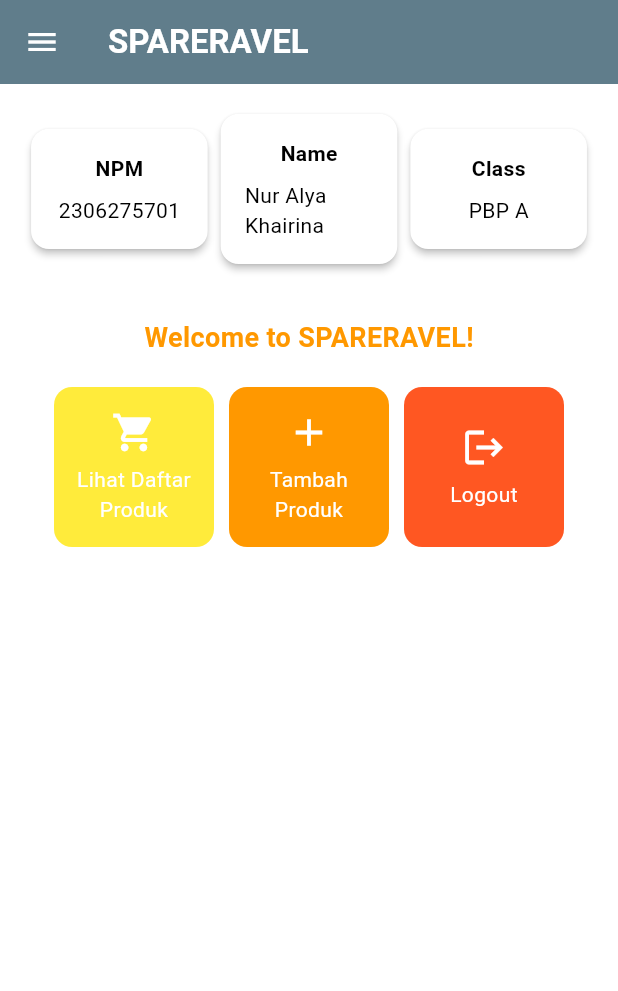
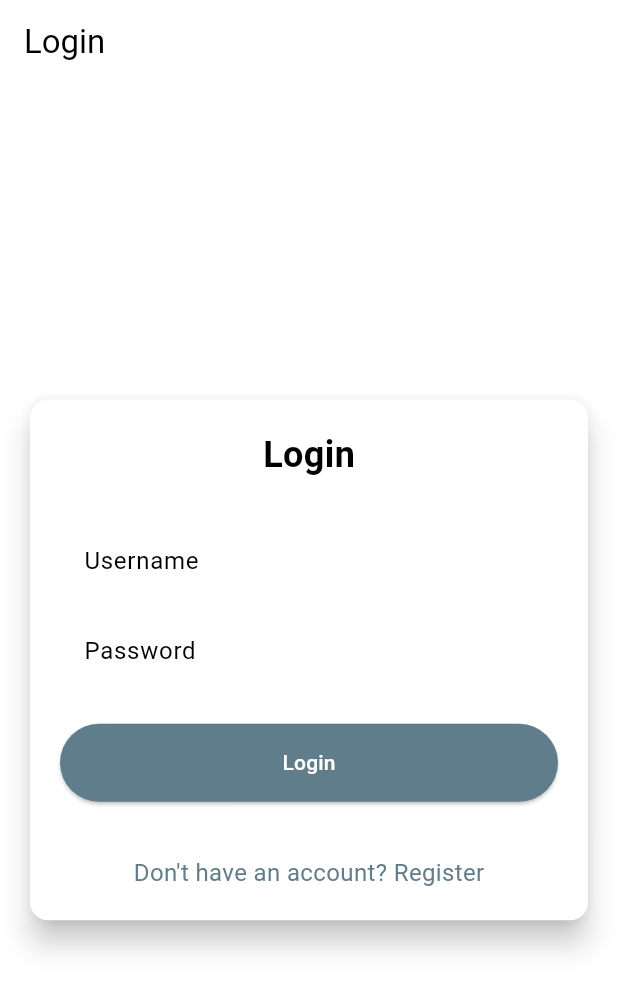
Before and after one commit to nraykhn/SPARERAVEL-mobile, a Flutter app: the screen it shows after launch, on a phone screen of 412 x 824 dp. Shown: the top 991 px of the screen. Run offline on Flutter 3.47's test engine with Material 3 defaults, Android fonts, the phone set to English and light mode, and no system bars; missing offline and left inert: pbp_django_auth.

Commit message:
Menyelesaikan Tugas 9

```diff
--- a/lib/main.dart
+++ b/lib/main.dart
@@ -1,4 +1,7 @@
 import 'package:flutter/material.dart';
+import 'package:pbp_django_auth/pbp_django_auth.dart';
+import 'package:provider/provider.dart';
+import 'package:spareravel_mobile/screen/login.dart';
 import 'package:spareravel_mobile/screen/menu.dart';
 
 void main() {
@@ -11,30 +14,21 @@
   // This widget is the root of your application.
   @override
   Widget build(BuildContext context) {
-    return MaterialApp(
-      title: 'Flutter Demo',
+    return Provider(
+      create: (_) {
+        CookieRequest request = CookieRequest();
+        return request;
+      },
+      child: MaterialApp(
+      title: 'SPARERAVEL',
       theme: ThemeData(
-        // This is the theme of your application.
-        //
-        // TRY THIS: Try running your application with "flutter run". You'll see
-        // the application has a purple toolbar. Then, without quitting the app,
-        // try changing the seedColor in the colorScheme below to Colors.green
-        // and then invoke "hot reload" (save your changes or press the "hot
-        // reload" button in a Flutter-supported IDE, or press "r" if you used
-        // the command line to start the app).
-        //
-        // Notice that the counter didn't reset back to zero; the application
-        // state is not lost during the reload. To reset the state, use hot
-        // restart instead.
-        //
-        // This works for code too, not just values: Most code changes can be
-        // tested with just a hot reload.
         colorScheme: ColorScheme.fromSwatch(
           primarySwatch: Colors.blueGrey,  // Warna latar belakang utama
         ).copyWith(secondary: Colors.deepPurple[400]),
         useMaterial3: true,
       ),
-      home: MyHomePage(),
+      home: const LoginPage()
+      )
     );
   }
 }
--- /dev/null
+++ b/lib/screen/login.dart
@@ -0,0 +1,181 @@
+import 'package:spareravel_mobile/screen/menu.dart';
+import 'package:flutter/material.dart';
+import 'package:pbp_django_auth/pbp_django_auth.dart';
+import 'package:provider/provider.dart';
+import 'package:spareravel_mobile/screen/register.dart';
+
+void main() {
+  runApp(const LoginApp());
+}
+
+class LoginApp extends StatelessWidget {
+  const LoginApp({super.key});
+
+  @override
+  Widget build(BuildContext context) {
+    return MaterialApp(
+      title: 'Login',
+      theme: ThemeData(
+        useMaterial3: true,
+        colorScheme: ColorScheme.fromSwatch(
+          primarySwatch: Colors.deepPurple,
+        ).copyWith(secondary: Colors.deepPurple[400]),
+      ),
+      home: const LoginPage(),
+    );
+  }
+}
+
+class LoginPage extends StatefulWidget {
+  const LoginPage({super.key});
+
+  @override
+  State<LoginPage> createState() => _LoginPageState();
+}
+
+class _LoginPageState extends State<LoginPage> {
+  final TextEditingController _usernameController = TextEditingController();
+  final TextEditingController _passwordController = TextEditingController();
+
+  @override
+  Widget build(BuildContext context) {
+    final request = context.watch<CookieRequest>();
+
+    return Scaffold(
+      appBar: AppBar(
+        title: const Text('Login'),
+      ),
+      body: Center(
+        child: SingleChildScrollView(
+          padding: const EdgeInsets.all(16.0),
+          child: Card(
+            elevation: 8,
+            shape: RoundedRectangleBorder(
+              borderRadius: BorderRadius.circular(12.0),
+            ),
+            child: Padding(
+              padding: const EdgeInsets.all(20.0),
+              child: Column(
+                mainAxisSize: MainAxisSize.min,
+                children: [
+                  const Text(
+                    'Login',
+                    style: TextStyle(
+                      fontSize: 24.0,
+                      fontWeight: FontWeight.bold,
+                    ),
+                  ),
+                  const SizedBox(height: 30.0),
+                  TextField(
+                    controller: _usernameController,
+                    decoration: const InputDecoration(
+                      labelText: 'Username',
+                      hintText: 'Enter your username',
+                      border: OutlineInputBorder(
+                        borderRadius: BorderRadius.all(Radius.circular(12.0)),
+                      ),
+                      contentPadding:
+                          EdgeInsets.symmetric(horizontal: 12.0, vertical: 8.0),
+                    ),
+                  ),
+                  const SizedBox(height: 12.0),
+                  TextField(
+                    controller: _passwordController,
+                    decoration: const InputDecoration(
+                      labelText: 'Password',
+                      hintText: 'Enter your password',
+                      border: OutlineInputBorder(
+                        borderRadius: BorderRadius.all(Radius.circular(12.0)),
+                      ),
+                      contentPadding:
+                          EdgeInsets.symmetric(horizontal: 12.0, vertical: 8.0),
+                    ),
+                    obscureText: true,
+                  ),
+                  const SizedBox(height: 24.0),
+                  ElevatedButton(
+                    onPressed: () async {
+                      String username = _usernameController.text;
+                      String password = _passwordController.text;
+
+                      // Cek kredensial
+                      // TODO: Ganti URL dan jangan lupa tambahkan trailing slash (/) di akhir URL!
+                      // Untuk menyambungkan Android emulator dengan Django pada localhost,
+                      // gunakan URL http://10.0.2.2/
+                      final response = await request
+                          .login("http://127.0.0.1:8000/auth/login/", {
+                        'username': username,
+                        'password': password,
+                      });
+
+                      if (request.loggedIn) {
+                        String message = response['message'];
+                        String uname = response['username'];
+                        if (context.mounted) {
+                          Navigator.pushReplacement(
+                            context,
+                            MaterialPageRoute(
+                                builder: (context) => MyHomePage()),
+                          );
+                          ScaffoldMessenger.of(context)
+                            ..hideCurrentSnackBar()
+                            ..showSnackBar(
+                              SnackBar(
+                                  content:
+                                      Text("$message Selamat datang, $uname.")),
+                            );
+                        }
+                      } else {
+                        if (context.mounted) {
+                          showDialog(
+                            context: context,
+                            builder: (context) => AlertDialog(
+                              title: const Text('Login Gagal'),
+                              content: Text(response['message']),
+                              actions: [
+                                TextButton(
+                                  child: const Text('OK'),
+                                  onPressed: () {
+                                    Navigator.pop(context);
+                                  },
+                                ),
+                              ],
+                            ),
+                          );
+                        }
+                      }
+                    },
+                    style: ElevatedButton.styleFrom(
+                      foregroundColor: Colors.white,
+                      minimumSize: Size(double.infinity, 50),
+                      backgroundColor: Theme.of(context).colorScheme.primary,
+                      padding: const EdgeInsets.symmetric(vertical: 16.0),
+                    ),
+                    child: const Text('Login'),
+                  ),
+                  const SizedBox(height: 36.0),
+                  GestureDetector(
+                    onTap: () {
+                      Navigator.push(
+                        context,
+                        MaterialPageRoute(
+                            builder: (context) => const RegisterPage()),
+                      );
+                    },
+                    child: Text(
+                      'Don\'t have an account? Register',
+                      style: TextStyle(
+                        color: Theme.of(context).colorScheme.primary,
+                        fontSize: 16.0,
+                      ),
+                    ),
+                  ),
+                ],
+              ),
+            ),
+          ),
+        ),
+      ),
+    );
+  }
+}
--- a/pubspec.yaml
+++ b/pubspec.yaml
@@ -35,6 +35,9 @@
   # The following adds the Cupertino Icons font to your application.
   # Use with the CupertinoIcons class for iOS style icons.
   cupertino_icons: ^1.0.8
+  provider: ^6.1.2
+  pbp_django_auth: ^0.4.0
+  http: ^1.2.2
 
 dev_dependencies:
   flutter_test:
```
Also changed, not shown: lib/models/product_entry.dart (added, +65 -0 lines), lib/screen/list_productentry.dart (added, +126 -0 lines), lib/screen/product_detail.dart (added, +57 -0 lines), lib/screen/productentry_form.dart (+38 -30 lines), lib/screen/register.dart (added, +166 -0 lines), lib/widgets/left_drawer.dart (+12 -0 lines), lib/widgets/product_card.dart (+37 -1 lines), pubspec.lock, 3 other files.
